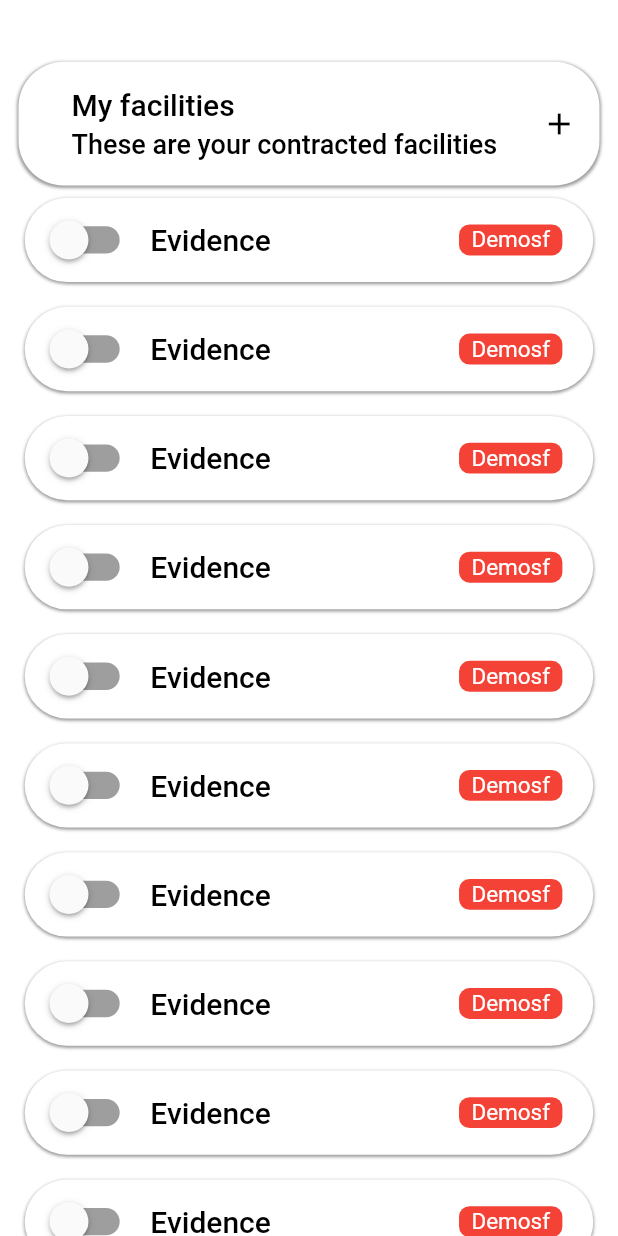
After one commit to Darshan-Malaviya/probulon-flutter, a Flutter app: the UsersScreen screen opened directly, on a phone screen of 412 x 824 dp. The commit adds this screen. Run offline on Flutter 3.47's test engine with Material 2 defaults, Android fonts, the light colour scheme and no system bars; our stand-ins replace firebase_core, get, shared_preferences; accounts and stored records are empty; network calls fail.

Commit message:
get user api call done

```diff
--- /dev/null
+++ b/lib/controller/users_screen_controller.dart
@@ -0,0 +1,13 @@
+import 'package:Probulon/Api/repository/get_users_repo.dart';
+import 'package:get/get.dart';
+
+class UserCntrl extends GetxController {
+  List<bool> switchValues = List.generate(10, (index) => false);
+
+  @override
+  void onInit() {
+    // TODO: implement onInit
+    getUserRepo().getUsers();
+    super.onInit();
+  }
+}
--- a/lib/main.dart
+++ b/lib/main.dart
@@ -1,4 +1,3 @@
-import 'package:Probulon/screens/bottom_bar_screen.dart';
 import 'package:Probulon/screens/sign_in_screen.dart';
 import 'package:Probulon/utils/pref_services.dart';
 import 'package:firebase_core/firebase_core.dart';
@@ -6,6 +5,7 @@ import 'package:flutter/material.dart';
 import 'package:get/get.dart';
 
 import 'controller/localization_controller.dart';
+import 'screens/users_screen.dart';
 import 'utils/dependency_inj.dart' as dep;
 
 Future<void> main() async {
@@ -33,7 +33,7 @@ class MyApp extends StatelessWidget {
           fallbackLocale: Locale(AppConstants.languages[1].languageCode,
               AppConstants.languages[1].countryCode),
           debugShowCheckedModeBanner: false,
-          home: isLogged ? bottomBarScreen() : LoginScreen(),
+          home: isLogged ? UsersScreen() : LoginScreen(),
         );
       },
     );
--- /dev/null
+++ b/lib/screens/users_screen.dart
@@ -0,0 +1,164 @@
+import 'package:Probulon/controller/users_screen_controller.dart';
+import 'package:Probulon/utils/text_style.dart';
+import 'package:flutter/material.dart';
+import 'package:get/get.dart';
+
+import '../common/color.dart';
+
+class UsersScreen extends StatelessWidget {
+  UsersScreen({super.key});
+  UserCntrl userCntrl = Get.put(UserCntrl());
+
+  @override
+  Widget build(BuildContext context) {
+    final brightness = MediaQuery.of(context).platformBrightness;
+    final isDarkMode = brightness == Brightness.dark;
+    final height = Get.height;
+    final width = Get.width;
+    return Scaffold(
+      backgroundColor: isDarkMode ? Colors.black : Colors.white,
+      body: Padding(
+        padding: EdgeInsets.symmetric(horizontal: width * 0.03),
+        child: GetBuilder<UserCntrl>(
+          id: 'notification',
+          builder: (controller) {
+            return Column(
+              children: [
+                SizedBox(height: height * 0.05),
+                Container(
+                  height: height * 0.1,
+                  width: width,
+                  padding: EdgeInsets.only(left: width * 0.05),
+                  decoration: BoxDecoration(
+                    color: isDarkMode
+                        ? ColorUtils.grey.withOpacity(0.3)
+                        : Colors.white,
+                    boxShadow: [
+                      BoxShadow(
+                        color: isDarkMode ? Colors.transparent : Colors.grey,
+                        spreadRadius: 0.5,
+                        blurRadius: 1,
+                        offset: Offset(0, 1),
+                      ),
+                    ],
+                    borderRadius: BorderRadius.circular(30),
+                  ),
+                  child: Row(
+                    mainAxisAlignment: MainAxisAlignment.spaceAround,
+                    children: [
+                      Column(
+                        mainAxisAlignment: MainAxisAlignment.center,
+                        crossAxisAlignment: CrossAxisAlignment.start,
+                        children: [
+                          Text(
+                            "myfacilities".tr,
+                            style: textStyleRes.mediumText.copyWith(
+                              color: isDarkMode ? Colors.white : Colors.black,
+                              fontSize: 20,
+                              fontWeight: FontWeight.w500,
+                            ),
+                          ),
+                          SizedBox(height: height * 0.005),
+                          Text(
+                            "theseare".tr,
+                            style: textStyleRes.mediumText.copyWith(
+                              color: isDarkMode ? Colors.white : Colors.black,
+                              fontSize: 18,
+                              fontWeight: FontWeight.w500,
+                            ),
+                          ),
+                        ],
+                      ),
+                      Icon(
+                        Icons.add,
+                        color: isDarkMode ? Colors.white : Colors.black,
+                      ),
+                    ],
+                  ),
+                ),
+                Expanded(
+                    child: ListView.builder(
+                  itemCount: 10,
+                  padding: EdgeInsets.zero,
+                  itemBuilder: (context, index) {
+                    return Container(
+                      margin: EdgeInsets.symmetric(
+                          horizontal: width * 0.01, vertical: height * 0.01),
+                      decoration: BoxDecoration(
+                        color: isDarkMode
+                            ? ColorUtils.grey.withOpacity(0.3)
+                            : Colors.white,
+                        boxShadow: [
+                          BoxShadow(
+                            color:
+                                isDarkMode ? Colors.transparent : Colors.grey,
+                            spreadRadius: 0.5,
+                            blurRadius: 1,
+                            offset: Offset(0, 1),
+                          ),
+                        ],
+                        borderRadius: BorderRadius.circular(30),
+                      ),
+                      child: Row(
+                        mainAxisAlignment: MainAxisAlignment.start,
+                        children: [
+                          Padding(
+                            padding: EdgeInsets.symmetric(
+                                vertical: height * 0.005,
+                                horizontal: width * 0.03),
+                            child: Transform.scale(
+                              scale: 1.3,
+                              child: Switch(
+                                inactiveTrackColor: isDarkMode
+                                    ? Colors.white.withOpacity(0.5)
+                                    : Colors.grey,
+                                activeTrackColor: Colors.blue.withOpacity(0.8),
+                                inactiveThumbColor: Colors.grey.shade50,
+                                activeColor: Colors.white,
+                                value: userCntrl.switchValues[index],
+                                onChanged: (value) {
+                                  userCntrl.switchValues[index] = value;
+                                  controller.update(['notification']);
+                                },
+                              ),
+                            ),
+                          ),
+                          Text(
+                            "evidence".tr,
+                            style: textStyleRes.mediumText.copyWith(
+                              color: isDarkMode ? Colors.white : Colors.black,
+                              fontSize: 20,
+                              fontWeight: FontWeight.w500,
+                            ),
+                          ),
+                          Spacer(),
+                          Container(
+                            padding:
+                                EdgeInsets.symmetric(horizontal: width * 0.02),
+                            margin: EdgeInsets.only(right: width * 0.05),
+                            height: height * 0.025,
+                            decoration: BoxDecoration(
+                                color: Colors.red,
+                                borderRadius: BorderRadius.circular(7)),
+                            child: Center(
+                              child: Text(
+                                "Demosf",
+                                style: textStyleRes.mediumText.copyWith(
+                                  fontSize: 15,
+                                ),
+                              ),
+                            ),
+                          ),
+                        ],
+                      ),
+                    );
+                  },
+                ))
+              ],
+            );
+          },
+        ),
+      ),
+    );
+  }
+}
--- a/lib/utils/api_consts.dart
+++ b/lib/utils/api_consts.dart
@@ -3,4 +3,7 @@ class ApiConsts {
 
   // login consts
   static const loginUrl = '$baseUrl/auth/login';
+
+  // getuser consts
+  static const getUsers = '$baseUrl/users/getAll';
 }
```
Also changed, not shown: lib/Api/api_call.dart (+8 -1 lines), lib/Api/repository/get_users_repo.dart (added, +19 -0 lines), lib/Api/response_model/get_users_response_model.dart (added, +164 -0 lines).
